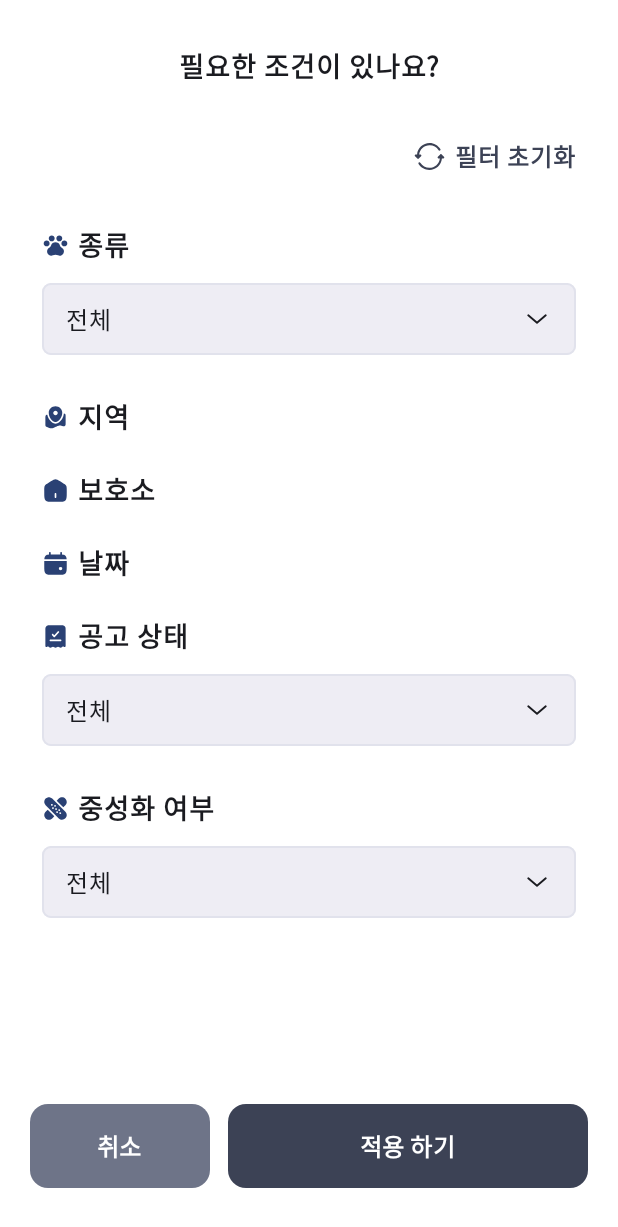
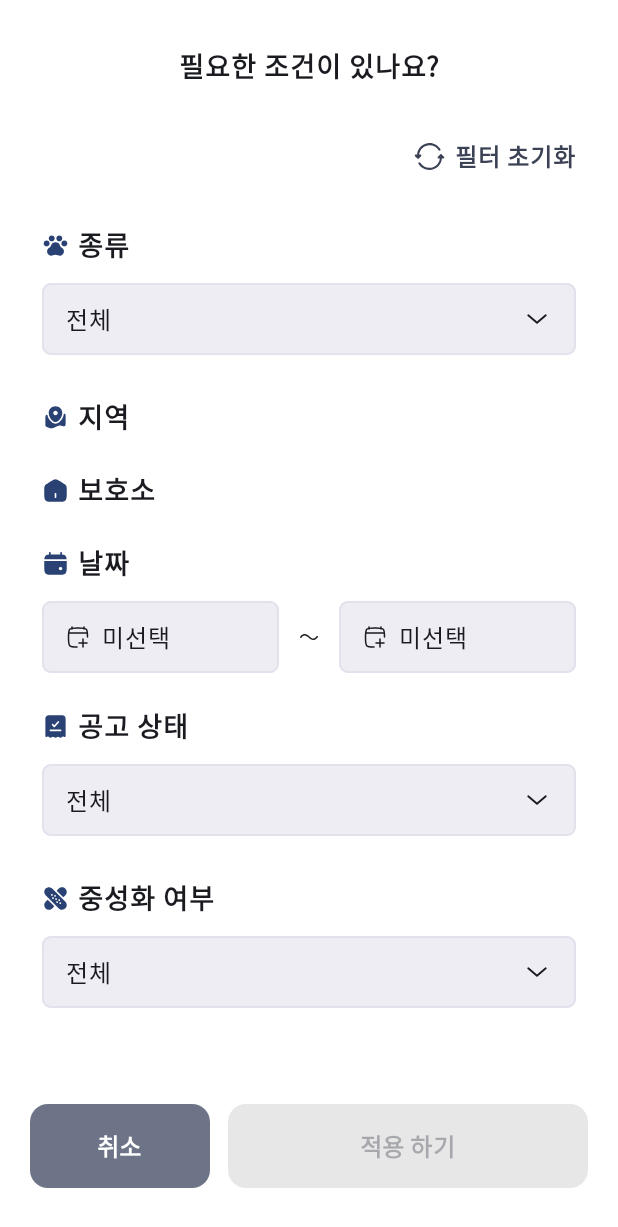
Before and after one commit to nyangzzi/WithConimal, an Android app built with Jetpack Compose: the @Preview function ContentPreview, on a phone screen of 412 x 824 dp. Shown: the top 1227 px of the screen. Run offline under Robolectric (Android 15) with nearby library versions, the phone set to English and light mode, and no system bars.

Commit message:
feat: 필터 날짜 선택 추가

```diff
--- a/app/src/main/java/com/nyangzzi/withconimal/presentation/feature/feed/FeedViewModel.kt
+++ b/app/src/main/java/com/nyangzzi/withconimal/presentation/feature/feed/FeedViewModel.kt
@@ -74,8 +74,7 @@ class FeedViewModel @Inject constructor(
                     request.neuterYn,
                     request.kind,
                     request.upkind,
-                    request.bgnde,
-                    request.endde,
+                    if(request.bgnde == null && request.endde == null) null else "",
                     request.careRegNo,
                     request.state,
                     request.uprCd
--- /dev/null
+++ b/app/src/main/java/com/nyangzzi/withconimal/presentation/ui/component/DateButton.kt
@@ -0,0 +1,162 @@
+package com.nyangzzi.withconimal.presentation.ui.component
+
+import android.app.DatePickerDialog
+import android.content.Context
+import android.content.res.Configuration
+import android.os.Build
+import android.view.ContextThemeWrapper
+import android.widget.DatePicker
+import androidx.compose.foundation.background
+import androidx.compose.foundation.border
+import androidx.compose.foundation.clickable
+import androidx.compose.foundation.layout.Arrangement
+import androidx.compose.foundation.layout.Column
+import androidx.compose.foundation.layout.Row
+import androidx.compose.foundation.layout.Spacer
+import androidx.compose.foundation.layout.fillMaxWidth
+import androidx.compose.foundation.layout.height
+import androidx.compose.foundation.layout.padding
+import androidx.compose.foundation.layout.size
+import androidx.compose.foundation.layout.width
+import androidx.compose.foundation.shape.CircleShape
+import androidx.compose.foundation.shape.RoundedCornerShape
+import androidx.compose.material3.DropdownMenu
+import androidx.compose.material3.DropdownMenuItem
+import androidx.compose.material3.Icon
+import androidx.compose.material3.MaterialTheme
+import androidx.compose.material3.MenuDefaults
+import androidx.compose.material3.Text
+import androidx.compose.runtime.Composable
+import androidx.compose.runtime.getValue
+import androidx.compose.runtime.mutableStateOf
+import androidx.compose.runtime.remember
+import androidx.compose.runtime.setValue
+import androidx.compose.ui.Alignment
+import androidx.compose.ui.Modifier
+import androidx.compose.ui.draw.clip
+import androidx.compose.ui.platform.LocalContext
+import androidx.compose.ui.res.painterResource
+import androidx.compose.ui.text.style.TextOverflow
+import androidx.compose.ui.tooling.preview.Preview
+import androidx.compose.ui.unit.dp
+import androidx.compose.ui.unit.sp
+import androidx.compose.ui.window.PopupProperties
+import com.nyangzzi.withconimal.R
+import com.nyangzzi.withconimal.domain.model.common.NeuterType
+import com.nyangzzi.withconimal.presentation.util.Utils
+import com.nyangzzi.withconimal.ui.theme.WithconimalTheme
+import java.util.Calendar
+import java.util.Date
+
+@Composable
+fun DateButton(
+    text: String?,
+    onClick: (String?) -> Unit,
+) {
+
+    val context = LocalContext.current
+    val calendar = Calendar.getInstance()
+
+    val isDarkTheme =
+        when (context.resources.configuration.uiMode and Configuration.UI_MODE_NIGHT_MASK) {
+            Configuration.UI_MODE_NIGHT_YES -> true
+            else -> false
+        }
+
+    val themedContext: Context =
+        ContextThemeWrapper(
+            context,
+            if (isDarkTheme) android.R.style.ThemeOverlay_Material_Dark
+            else android.R.style.ThemeOverlay_Material_Light
+        )
+
+    // DatePickerDialog 객체
+    val datePickerDialog = DatePickerDialog(
+        themedContext,
+        { _: DatePicker, year: Int, month: Int, dayOfMonth: Int ->
+            onClick("$year${month + 1}$dayOfMonth")
+        },
+        calendar.get(Calendar.YEAR),
+        calendar.get(Calendar.MONTH),
+        calendar.get(Calendar.DAY_OF_MONTH)
+    )
+
+    Row(
+        modifier = Modifier
+            .fillMaxWidth()
+            .height(48.dp)
+            .border(
+                width = 1.dp,
+                color = MaterialTheme.colorScheme.surfaceVariant,
+                shape = RoundedCornerShape(6.dp)
+            )
+            .background(
+                color = MaterialTheme.colorScheme.surfaceContainer,
+                shape = RoundedCornerShape(6.dp)
+            )
+            .clip(RoundedCornerShape(6.dp))
+            .clickable { datePickerDialog.show() },
+        verticalAlignment = Alignment.CenterVertically,
+        horizontalArrangement = Arrangement.spacedBy(8.dp)
+    ) {
+
+        if (text == null) {
+            Icon(
+                modifier = Modifier
+                    .padding(start = 16.dp)
+                    .size(16.dp),
+                painter = painterResource(
+                    id = R.drawable.ic_calendar_select
+                ), contentDescription = "",
+                tint = MaterialTheme.colorScheme.onSurface
+            )
+        }
+
+        Text(
+            modifier = Modifier
+                .padding(start = if (text != null) 16.dp else 0.dp)
+                .weight(1f),
+            text = Utils.dateFormat(text) ?: "미선택",
+            overflow = TextOverflow.Ellipsis,
+            fontSize = 16.sp,
+            color = MaterialTheme.colorScheme.onSurface
+        )
+
+        text?.let {
+            Icon(
+                modifier = Modifier
+                    .padding(end = 8.dp)
+                    .size(28.dp)
+                    .clip(CircleShape)
+                    .clickable { onClick(null) }
+                    .padding(6.dp),
+                painter = painterResource(
+                    id = R.drawable.ic_close
+                ), contentDescription = "",
+                tint = MaterialTheme.colorScheme.onSurface
+            )
+        }
+    }
+}
+
+@Preview
+@Composable
+private fun Preview() {
+    WithconimalTheme {
+        DateButton(
+            text = "전체",
+            onClick = {}
+        )
+    }
+}
+
+@Preview
+@Composable
+private fun PreviewDark() {
+    WithconimalTheme(darkTheme = true) {
+        DateButton(
+            text = "전체",
+            onClick = {}
+        )
+    }
+}
--- a/app/src/main/java/com/nyangzzi/withconimal/presentation/ui/screen/FilterDialog.kt
+++ b/app/src/main/java/com/nyangzzi/withconimal/presentation/ui/screen/FilterDialog.kt
@@ -61,6 +61,7 @@ import com.nyangzzi.withconimal.domain.model.common.KindType
 import com.nyangzzi.withconimal.domain.model.common.NeuterType
 import com.nyangzzi.withconimal.domain.model.common.NotificationStateType
 import com.nyangzzi.withconimal.domain.model.network.request.SearchAnimalRequest
+import com.nyangzzi.withconimal.presentation.ui.component.DateButton
 import com.nyangzzi.withconimal.presentation.ui.component.DropDown
 import com.nyangzzi.withconimal.presentation.ui.component.DropDownItem
 import com.nyangzzi.withconimal.ui.theme.WithconimalTheme
@@ -86,8 +87,16 @@ fun FilterDialog(
             mutableStateOf(SearchAnimalRequest())
         }
 
+        var isEnabled by remember {
+            mutableStateOf(false)
+        }
+
         LaunchedEffect(key1 = searchAnimalRequest) {
             request = searchAnimalRequest
+        }
+
+        LaunchedEffect(key1 = request) {
+            isEnabled = searchAnimalRequest != request
         }
 
         ModalBottomSheet(
@@ -95,6 +104,7 @@ fun FilterDialog(
             sheetState = sheetState,
         ) {
             FilterContent(
+                isEnabled = isEnabled,
                 request = request,
                 selectCnt = selectCnt,
                 onDismiss = {
@@ -121,6 +131,7 @@ fun FilterDialog(
 
 @Composable
 private fun FilterContent(
+    isEnabled: Boolean,
     request: SearchAnimalRequest,
     selectCnt: Int,
     onConfirm: () -> Unit,
@@ -175,7 +186,12 @@ private fun FilterContent(
             )
             FilterArea()
             FilterCare()
-            FilterDate()
+            FilterDate(
+                bgnde = request.bgnde,
+                setBgnde = { setRequest(request.copy(bgnde = it)) },
+                endde = request.endde,
+                setEndde = { setRequest(request.copy(endde = it)) },
+            )
             FilterState(
                 state = request.state,
                 setState = { setRequest(request.copy(state = it)) }
@@ -186,12 +202,13 @@ private fun FilterContent(
             )
         }
 
-        BottomBtn(onConfirm = onConfirm, onDismiss = onDismiss)
+        BottomBtn(isEnabled = isEnabled, onConfirm = onConfirm, onDismiss = onDismiss)
     }
 }
 
 @Composable
 private fun BottomBtn(
+    isEnabled: Boolean,
     onConfirm: () -> Unit,
     onDismiss: () -> Unit
 ) {
@@ -227,6 +244,7 @@ private fun BottomBtn(
             modifier = Modifier
                 .weight(2f)
                 .fillMaxHeight(),
+            enabled = isEnabled,
             colors = ButtonDefaults.buttonColors(
                 contentColor = MaterialTheme.colorScheme.onSecondary,
                 containerColor = MaterialTheme.colorScheme.secondary
@@ -343,9 +361,38 @@ private fun FilterState(
 }
 
 @Composable
-private fun FilterDate() {
+private fun FilterDate(
+    bgnde: String?,
+    setBgnde: (String?) -> Unit,
+    endde: String?,
+    setEndde: (String?) -> Unit
+) {
     FilterParent(icon = R.drawable.ic_calendar, title = "날짜") {
+        Row(
+            horizontalArrangement = Arrangement.spacedBy(12.dp),
+            verticalAlignment = Alignment.CenterVertically
+        ) {
 
+            val modifier = Modifier.weight(1f)
+            Box(modifier = modifier) {
+                DateButton(text = bgnde, onClick = {
+                    setBgnde(it)
+                })
+            }
+
+            Icon(
+                modifier = Modifier.size(16.dp),
+                painter = painterResource(id = R.drawable.ic_tilde),
+                contentDescription = "",
+                tint = MaterialTheme.colorScheme.onSurface
+            )
+
+            Box(modifier = modifier) {
+                DateButton(text = endde, onClick = {
+                    setEndde(it)
+                })
+            }
+        }
     }
 }
 
@@ -424,6 +471,7 @@ private fun RefreshBtn(onClear: () -> Unit) {
 private fun ContentPreview() {
     WithconimalTheme {
         FilterContent(
+            isEnabled = false,
             request = SearchAnimalRequest(),
             selectCnt = 0,
             onClear = {},
@@ -438,6 +486,7 @@ private fun ContentPreview() {
 private fun ContentPreviewDark() {
     WithconimalTheme(darkTheme = true) {
         FilterContent(
+            isEnabled= true,
             request = SearchAnimalRequest(),
             selectCnt = 0,
             onClear = {},
--- a/app/src/main/java/com/nyangzzi/withconimal/presentation/util/Utils.kt
+++ b/app/src/main/java/com/nyangzzi/withconimal/presentation/util/Utils.kt
@@ -1,7 +1,9 @@
 package com.nyangzzi.withconimal.presentation.util
+
+import java.util.Locale
 
 object Utils {
     fun setImageUrl(url: String?) = Constant.convertImageUrl + url
-    fun dateFormat(date: String?) = if(date != null && date.length == 8) "${date.substring(0,4)}.${date.substring(4,6)}.${date.substring(6,8)}" else ""
-    fun formatComma(number: Int) = String.format("%,d", number)
+    fun dateFormat(date: String?) = if(date != null && date.length == 8) "${date.substring(0,4)}.${date.substring(4,6)}.${date.substring(6,8)}" else null
+    fun formatComma(number: Int) = String.format(Locale.KOREA, "%,d", number)
 }
--- /dev/null
+++ b/app/src/main/res/drawable/ic_calendar_select.xml
@@ -0,0 +1,13 @@
+<vector xmlns:android="http://schemas.android.com/apk/res/android"
+    android:width="24dp"
+    android:height="24dp"
+    android:viewportWidth="24"
+    android:viewportHeight="24">
+  <path
+      android:pathData="M18,2v2M6,2v2m5.05,18c-4.03,0 -6.046,0 -7.298,-1.354C2.5,19.293 2.5,17.114 2.5,12.756v-0.513c0,-4.357 0,-6.536 1.252,-7.89C5.004,3 7.02,3 11.05,3h1.9c4.03,0 6.046,0 7.298,1.354C21.477,5.682 21.5,7.804 21.5,12M3,8h18m-8,10h8m-4,-4v8"
+      android:strokeLineJoin="round"
+      android:strokeWidth="1.5"
+      android:fillColor="#00000000"
+      android:strokeColor="#000000"
+      android:strokeLineCap="round"/>
+</vector>
--- /dev/null
+++ b/app/src/main/res/drawable/ic_tilde.xml
@@ -0,0 +1,9 @@
+<vector xmlns:android="http://schemas.android.com/apk/res/android"
+    android:width="24dp"
+    android:height="24dp"
+    android:viewportWidth="256"
+    android:viewportHeight="256">
+  <path
+      android:pathData="M222.23,130.59c-14.51,18 -28.84,27.6 -43.8,29.17a43,43 0,0 1,-4.5 0.24c-19.3,0 -35.39,-13.1 -51,-25.8c-14.91,-12.14 -29,-23.61 -43.7,-22c-10.51,1.1 -21.31,8.72 -33,23.28a8,8 0,0 1,-12.46 -10c14.51,-18 28.84,-27.6 43.8,-29.17c21.32,-2.25 38.69,11.89 55.48,25.56c14.91,12.14 29,23.62 43.7,22c10.51,-1.1 21.31,-8.72 33,-23.28a8,8 0,1 1,12.46 10Z"
+      android:fillColor="#000000"/>
+</vector>
```
